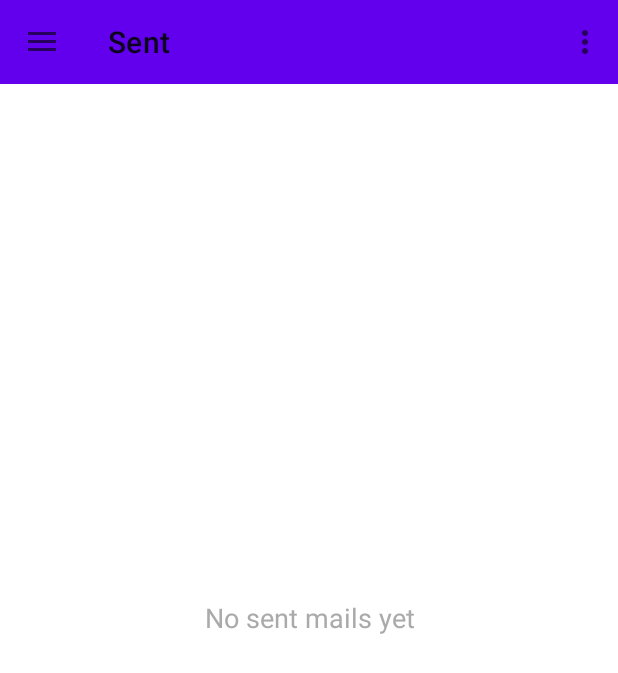
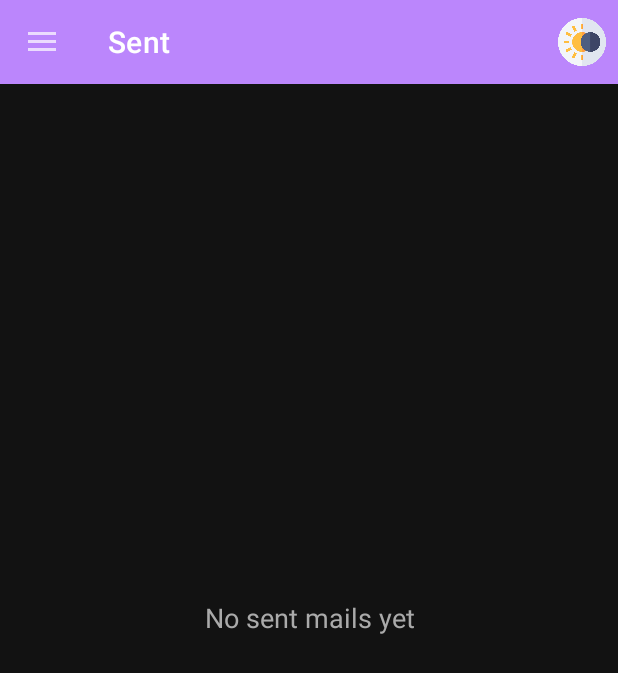
Before and after one commit to MaayanCohen0/GmailAppPart5, an Android app: the MainActivity screen opened directly, with no data from a screen before it, in the side drawer, after a tap on "Sent", on a phone screen of 412 x 824 dp. Shown: the top 673 px of the screen. Run offline under Robolectric (Android 15) with nearby library versions, the phone set to English and light mode, and no system bars; our stand-ins replace Volley; pictures from the network do not load.

Commit message:
ASP-338 dark mode and padding in sent, trash

```diff
--- a/src/AndroidApp/MyEmailApp/app/src/main/java/com/example/myemailapp/MainActivity.java
+++ b/src/AndroidApp/MyEmailApp/app/src/main/java/com/example/myemailapp/MainActivity.java
@@ -11,6 +11,7 @@ import android.view.View;
 import android.widget.ImageView;
 import android.widget.TextView;
 import android.widget.Toast;
+import androidx.appcompat.app.AppCompatDelegate;
 import com.bumptech.glide.Glide;
 import androidx.appcompat.app.ActionBarDrawerToggle;
 import androidx.appcompat.app.AppCompatActivity;
@@ -48,20 +49,20 @@ public class MainActivity extends AppCompatActivity implements NavigationView.On
 
     @Override
     protected void onCreate(Bundle savedInstanceState) {
+        // Apply theme before calling super.onCreate()
+        applyTheme();
+
         super.onCreate(savedInstanceState);
 
         try {
 
             setContentView(R.layout.activity_main);
 
-
-
             // Get username from token/preferences
             getUsernameFromToken();
             getUserFromPrefs();
             setupToolbar();
             setupNavigationDrawer();
-
 
             NavigationView navView = findViewById(R.id.nav_view);
             navView.setItemIconTintList(null);
@@ -92,11 +93,41 @@ public class MainActivity extends AppCompatActivity implements NavigationView.On
             // Update navigation header with username
             updateNavigationHeader();
 
-
         } catch (Exception e) {
             Log.e(TAG, "Error in MainActivity onCreate", e);
             createFallbackLayout();
         }
+    }
+
+    private void applyTheme() {
+        SharedPreferences prefs = getSharedPreferences("theme", MODE_PRIVATE);
+        boolean isDarkMode = prefs.getBoolean("dark_mode", false);
+
+        if (isDarkMode) {
+            AppCompatDelegate.setDefaultNightMode(AppCompatDelegate.MODE_NIGHT_YES);
+        } else {
+            AppCompatDelegate.setDefaultNightMode(AppCompatDelegate.MODE_NIGHT_NO);
+        }
+    }
+
+    private void toggleTheme() {
+        SharedPreferences prefs = getSharedPreferences("theme", MODE_PRIVATE);
+        boolean currentDarkMode = prefs.getBoolean("dark_mode", false);
+        boolean newDarkMode = !currentDarkMode;
+
+        // Save the new theme preference
+        prefs.edit().putBoolean("dark_mode", newDarkMode).apply();
+
+        // Apply the new theme
+        if (newDarkMode) {
+            AppCompatDelegate.setDefaultNightMode(AppCompatDelegate.MODE_NIGHT_YES);
+        } else {
+            AppCompatDelegate.setDefaultNightMode(AppCompatDelegate.MODE_NIGHT_NO);
+        }
+
+        // Show a toast to indicate the theme change
+//        String message = newDarkMode ? "Dark mode enabled" : "Light mode enabled";
+//        Toast.makeText(this, message, Toast.LENGTH_SHORT).show();
     }
 
     private void setupToolbar() {
@@ -104,7 +135,7 @@ public class MainActivity extends AppCompatActivity implements NavigationView.On
         if (toolbar != null) {
             setSupportActionBar(toolbar);
             if (getSupportActionBar() != null) {
-                getSupportActionBar().setTitle(getString(R.string.app_name));
+                getSupportActionBar().setTitle(getString(R.string.nav_home));
             }
         }
     }
@@ -170,7 +201,6 @@ public class MainActivity extends AppCompatActivity implements NavigationView.On
             username = savedUserName;
         }
 
-
         // (Optional) fall back to username if you like
     }
 
@@ -185,12 +215,10 @@ private void updateNavigationHeader() {
             navFirstName.setText(hello);
         }
 
-
         TextView navUserName = header.findViewById(R.id.nav_header_username);
         if (navUserName != null) {
             navUserName.setText(username);
         }
-
     }
 
     private void loadFragment(Fragment fragment, String title) {
@@ -218,11 +246,9 @@ private void updateNavigationHeader() {
         layout.setGravity(android.view.Gravity.CENTER);
 
         TextView textView = new TextView(this);
-        //textView.setText("Hello " + username + "!\n\nWelcome to your Email App!\n(Fallback mode)");
         textView.setText(
                 String.format(getString(R.string.hello_user), username)
         );
-
 
         textView.setTextSize(20);
         textView.setTextAlignment(View.TEXT_ALIGNMENT_CENTER);
@@ -244,8 +270,8 @@ private void updateNavigationHeader() {
     public boolean onOptionsItemSelected(MenuItem item) {
         int id = item.getItemId();
 
-        if (id == R.id.action_logout) {
-            logout();
+        if (id == R.id.action_theme_toggle) {
+            toggleTheme();
             return true;
         }
 
--- a/src/AndroidApp/MyEmailApp/app/src/main/res/layout/fragment_home.xml
+++ b/src/AndroidApp/MyEmailApp/app/src/main/res/layout/fragment_home.xml
@@ -7,7 +7,7 @@
     android:paddingStart="40dp"
     android:paddingEnd="40dp"
     android:paddingBottom="40dp"
-    android:background="@android:color/white"
+    android:background="?android:colorBackground"
     android:gravity="center_horizontal"
     android:layout_gravity="center"
     android:layout_marginTop="150dp">
@@ -26,7 +26,7 @@
         android:layout_height="wrap_content"
         android:textSize="26sp"
         android:textStyle="bold"
-        android:textColor="@android:color/black"
+        android:textColor="?android:textColorPrimary"
         android:textAlignment="center"
         android:fontFamily="sans-serif-medium"
         android:layout_marginBottom="16dp" />
@@ -36,7 +36,7 @@
         android:layout_width="wrap_content"
         android:layout_height="wrap_content"
         android:textSize="18sp"
-        android:textColor="@android:color/black"
+        android:textColor="?android:textColorPrimary"
         android:textStyle="bold"
         android:fontFamily="sans-serif"
         android:textAlignment="center"
--- a/src/AndroidApp/MyEmailApp/app/src/main/res/layout/fragment_search_result.xml
+++ b/src/AndroidApp/MyEmailApp/app/src/main/res/layout/fragment_search_result.xml
@@ -13,7 +13,7 @@
         android:background="?attr/colorPrimary"
         android:titleTextColor="@android:color/white"
         app:title="@string/toolbar_title_emails"
-        android:paddingStart="16dp"
+        android:paddingStart="12dp"
         app:popupTheme="@style/ThemeOverlay.MaterialComponents.Light" />
 
     <!-- Back Button -->
--- a/src/AndroidApp/MyEmailApp/app/src/main/res/layout/fragment_sent.xml
+++ b/src/AndroidApp/MyEmailApp/app/src/main/res/layout/fragment_sent.xml
@@ -6,7 +6,7 @@ android:layout_height="match_parent">
     android:layout_width="match_parent"
     android:layout_height="match_parent"
     android:orientation="vertical"
-    android:padding="16dp">
+    android:paddingTop="16dp">
 
     <TextView
         android:id="@+id/sent_title"
--- a/src/AndroidApp/MyEmailApp/app/src/main/res/layout/fragment_trash.xml
+++ b/src/AndroidApp/MyEmailApp/app/src/main/res/layout/fragment_trash.xml
@@ -6,7 +6,7 @@
         android:layout_width="match_parent"
         android:layout_height="match_parent"
         android:orientation="vertical"
-        android:padding="16dp">
+        android:paddingTop="16dp">
 
         <TextView
             android:id="@+id/trash_title"
--- a/src/AndroidApp/MyEmailApp/app/src/main/res/menu/main.xml
+++ b/src/AndroidApp/MyEmailApp/app/src/main/res/menu/main.xml
@@ -1,10 +1,9 @@
-<?xml version="1.0" encoding="utf-8"?>
 <menu xmlns:android="http://schemas.android.com/apk/res/android"
     xmlns:app="http://schemas.android.com/apk/res-auto">
 
     <item
-        android:id="@+id/action_logout"
-        android:title="Logout"
-        android:orderInCategory="100"
-        app:showAsAction="never"/>
+        android:id="@+id/action_theme_toggle"
+        android:icon="@drawable/theme_toggle"
+        android:title="Toggle Theme"
+        app:showAsAction="always" />
 </menu>
--- /dev/null
+++ b/src/AndroidApp/MyEmailApp/app/src/main/res/values-night/colors.xml
@@ -0,0 +1,4 @@
+<resources>
+    <color name="email_read_background">#4A4A4A</color>       <!-- dark gray -->
+    <color name="email_unread_background">#665C00</color>     <!-- deep yellow-gold -->
+</resources>
--- a/src/AndroidApp/MyEmailApp/app/src/main/res/values-night/themes.xml
+++ b/src/AndroidApp/MyEmailApp/app/src/main/res/values-night/themes.xml
@@ -1,16 +1,24 @@
 <resources xmlns:tools="http://schemas.android.com/tools">
-    <!-- Base application theme. -->
     <style name="Theme.MyEmailApp" parent="Theme.MaterialComponents.DayNight.DarkActionBar">
-        <!-- Primary brand color. -->
+        <!-- Dark Theme colors -->
         <item name="colorPrimary">@color/purple_200</item>
         <item name="colorPrimaryVariant">@color/purple_700</item>
         <item name="colorOnPrimary">@color/black</item>
-        <!-- Secondary brand color. -->
+
         <item name="colorSecondary">@color/teal_200</item>
         <item name="colorSecondaryVariant">@color/teal_200</item>
         <item name="colorOnSecondary">@color/black</item>
-        <!-- Status bar color. -->
+
+        <item name="android:colorBackground">@color/dark_background</item>
+        <item name="colorSurface">@color/dark_surface</item>
+        <item name="colorOnSurface">@color/white</item>
+        <item name="colorOnBackground">@color/white</item>
+
         <item name="android:statusBarColor">?attr/colorPrimaryVariant</item>
-        <!-- Customize your theme here. -->
+        <item name="android:navigationBarColor">?attr/colorSurface</item>
     </style>
+
+    <color name="card_background">#1F2937</color>
+    <color name="text_primary">#F9FAFB</color>
+    <color name="text_secondary">#D1D5DB</color>
 </resources>
--- a/src/AndroidApp/MyEmailApp/app/src/main/res/values/colors.xml
+++ b/src/AndroidApp/MyEmailApp/app/src/main/res/values/colors.xml
@@ -31,11 +31,15 @@
     <color name="secondary_text">#757575</color>
     <color name="text_primary">#000000</color>
     <color name="hint_text">#BDBDBD</color>
-
+    <color name="card_background">#F9FAFB</color>
+    <color name="text_secondary">#4B5563</color>
     <!-- Status Colors -->
     <color name="success_color">#4CAF50</color>
     <color name="error_color">#F44336</color>
     <color name="warning_color">#FF9800</color>
 
     <color name="transparent">#00000000</color>
+
+    <color name="dark_background">#121212</color>
+    <color name="dark_surface">#1F1F1F</color>
 </resources>
--- a/src/AndroidApp/MyEmailApp/app/src/main/res/values/themes.xml
+++ b/src/AndroidApp/MyEmailApp/app/src/main/res/values/themes.xml
@@ -1,17 +1,21 @@
 <resources xmlns:tools="http://schemas.android.com/tools">
-    <!-- Base application theme. -->
     <style name="Theme.MyEmailApp" parent="Theme.MaterialComponents.DayNight.DarkActionBar">
-        <!-- Primary brand color. -->
+        <!-- Light Theme colors -->
         <item name="colorPrimary">@color/purple_500</item>
         <item name="colorPrimaryVariant">@color/purple_700</item>
         <item name="colorOnPrimary">@color/white</item>
-        <!-- Secondary brand color. -->
+
         <item name="colorSecondary">@color/teal_200</item>
         <item name="colorSecondaryVariant">@color/teal_700</item>
         <item name="colorOnSecondary">@color/black</item>
-        <!-- Status bar color. -->
+
+        <item name="android:colorBackground">@color/background_color</item>
+        <item name="colorSurface">@color/surface_color</item>
+        <item name="colorOnSurface">@color/primary_text</item>
+        <item name="colorOnBackground">@color/text_primary</item>
+
         <item name="android:statusBarColor">?attr/colorPrimaryVariant</item>
-        <!-- Customize your theme here. -->
+        <item name="android:navigationBarColor">?attr/colorSurface</item>
     </style>
 
     <style name="Theme.MyEmailApp.NoActionBar">
@@ -19,7 +23,11 @@
         <item name="windowNoTitle">true</item>
     </style>
 
+    <style name="Theme.MyEmailApp.Launcher" parent="Theme.MyEmailApp">
+        <item name="android:windowBackground">@color/primary_light</item>
+        <item name="android:windowDisablePreview">false</item>
+    </style>
+
     <style name="Theme.MyEmailApp.AppBarOverlay" parent="ThemeOverlay.AppCompat.Dark.ActionBar" />
-
     <style name="Theme.MyEmailApp.PopupOverlay" parent="ThemeOverlay.AppCompat.Light" />
 </resources>
```
Also changed, not shown: src/AndroidApp/MyEmailApp/app/src/main/res/drawable/ic_theme_toggle.xml (added, +10 -0 lines), src/AndroidApp/MyEmailApp/app/src/main/res/layout/fragment_profile.xml (+6 -6 lines), src/AndroidApp/MyEmailApp/app/src/main/res/drawable/theme_toggle.png (added). Lines whose indentation alone changed are shown as unchanged.
